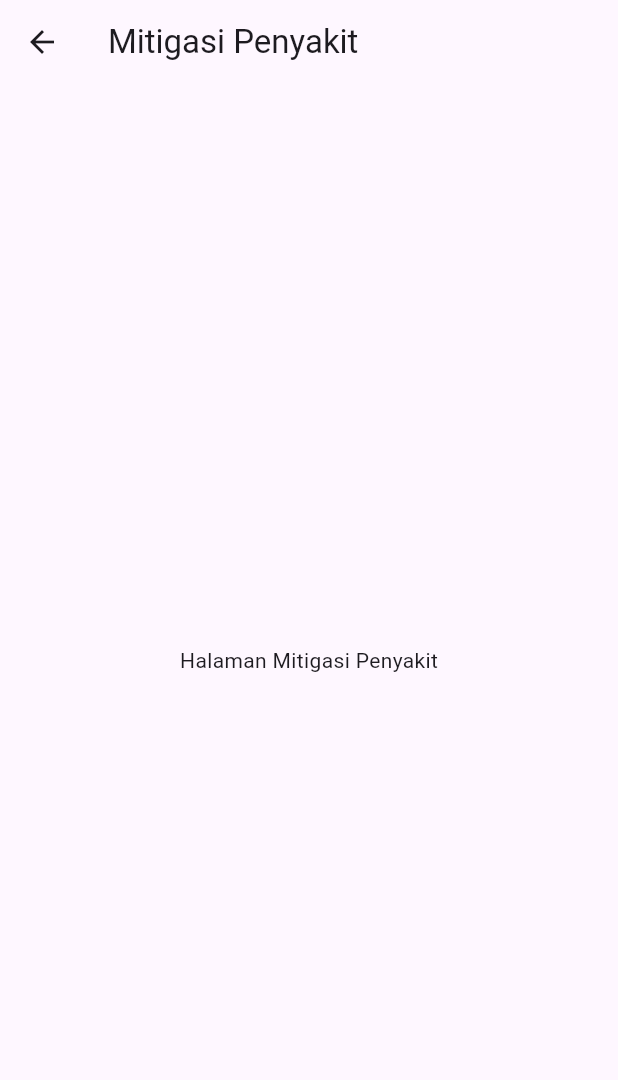
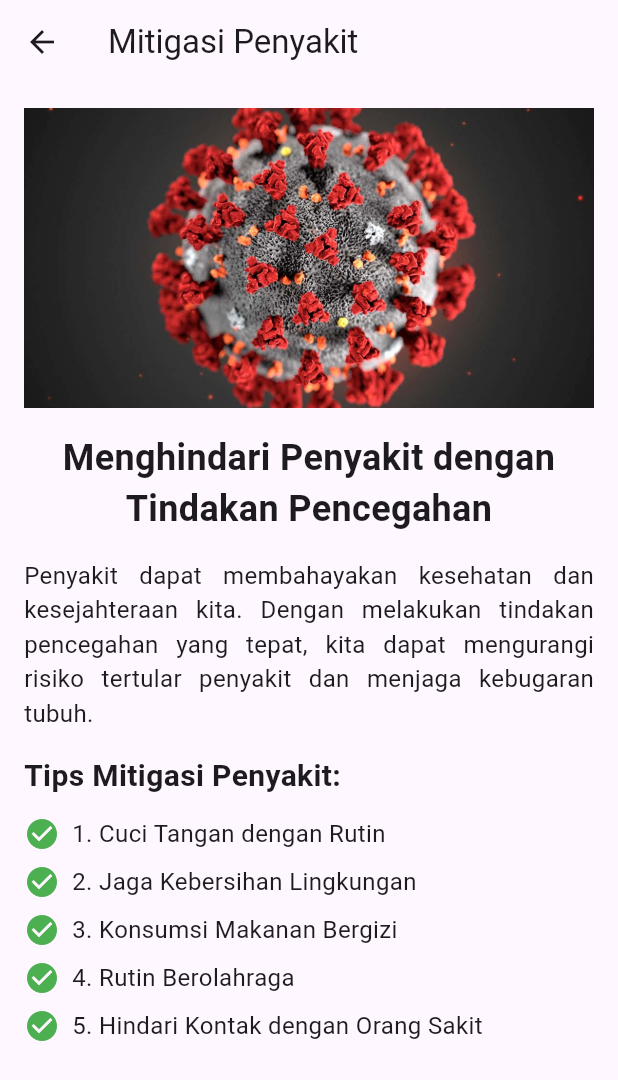
Before and after one commit to BeepBob0411/Kren-project, a Flutter app: the PenyakitPage screen opened directly, on a phone screen of 412 x 824 dp. Shown: the top 1080 px of the screen. Run offline on Flutter 3.47's test engine with Material 3 defaults, Android fonts, the phone set to English and light mode, and no system bars; our stand-ins replace cloud_firestore, firebase_auth, firebase_core, geocoding, geolocator, image_picker and 4 more; accounts and stored records are empty.

Commit message:
Update penyakit.dart

```diff
--- a/lib/pages/mitigasi/penyakit.dart
+++ b/lib/pages/mitigasi/penyakit.dart
@@ -9,8 +9,70 @@ class PenyakitPage extends StatelessWidget {
       appBar: AppBar(
         title: Text('Mitigasi Penyakit'),
       ),
-      body: Center(
-        child: Text('Halaman Mitigasi Penyakit'),
+      body: SingleChildScrollView(
+        padding: EdgeInsets.all(16.0),
+        child: Column(
+          mainAxisAlignment: MainAxisAlignment.center,
+          crossAxisAlignment: CrossAxisAlignment.stretch,
+          children: [
+            Image.asset(
+              'assets/images/penyakit.jpg', // Path to the penyakit image in your assets folder
+              height: 200,
+              fit: BoxFit.cover,
+            ),
+            SizedBox(height: 16.0),
+            Text(
+              'Menghindari Penyakit dengan Tindakan Pencegahan',
+              style: TextStyle(
+                fontSize: 24.0,
+                fontWeight: FontWeight.bold,
+              ),
+              textAlign: TextAlign.center,
+            ),
+            SizedBox(height: 16.0),
+            Text(
+              'Penyakit dapat membahayakan kesehatan dan kesejahteraan kita. '
+              'Dengan melakukan tindakan pencegahan yang tepat, kita dapat '
+              'mengurangi risiko tertular penyakit dan menjaga kebugaran tubuh.',
+              style: TextStyle(fontSize: 16.0),
+              textAlign: TextAlign.justify,
+            ),
+            SizedBox(height: 16.0),
+            Text(
+              'Tips Mitigasi Penyakit:',
+              style: TextStyle(
+                fontSize: 20.0,
+                fontWeight: FontWeight.bold,
+              ),
+              textAlign: TextAlign.left,
+            ),
+            SizedBox(height: 8.0),
+            _buildMitigationTip('1. Cuci Tangan dengan Rutin'),
+            _buildMitigationTip('2. Jaga Kebersihan Lingkungan'),
+            _buildMitigationTip('3. Konsumsi Makanan Bergizi'),
+            _buildMitigationTip('4. Rutin Berolahraga'),
+            _buildMitigationTip('5. Hindari Kontak dengan Orang Sakit'),
+          ],
+        ),
+      ),
+    );
+  }
+
+  Widget _buildMitigationTip(String tip) {
+    return Padding(
+      padding: EdgeInsets.symmetric(vertical: 4.0),
+      child: Row(
+        crossAxisAlignment: CrossAxisAlignment.start,
+        children: [
+          Icon(
+            Icons.check_circle,
+            color: Colors.green,
+          ),
+          SizedBox(width: 8.0),
+          Expanded(
+            child: Text(tip, style: TextStyle(fontSize: 16.0)),
+          ),
+        ],
       ),
     );
   }
```
